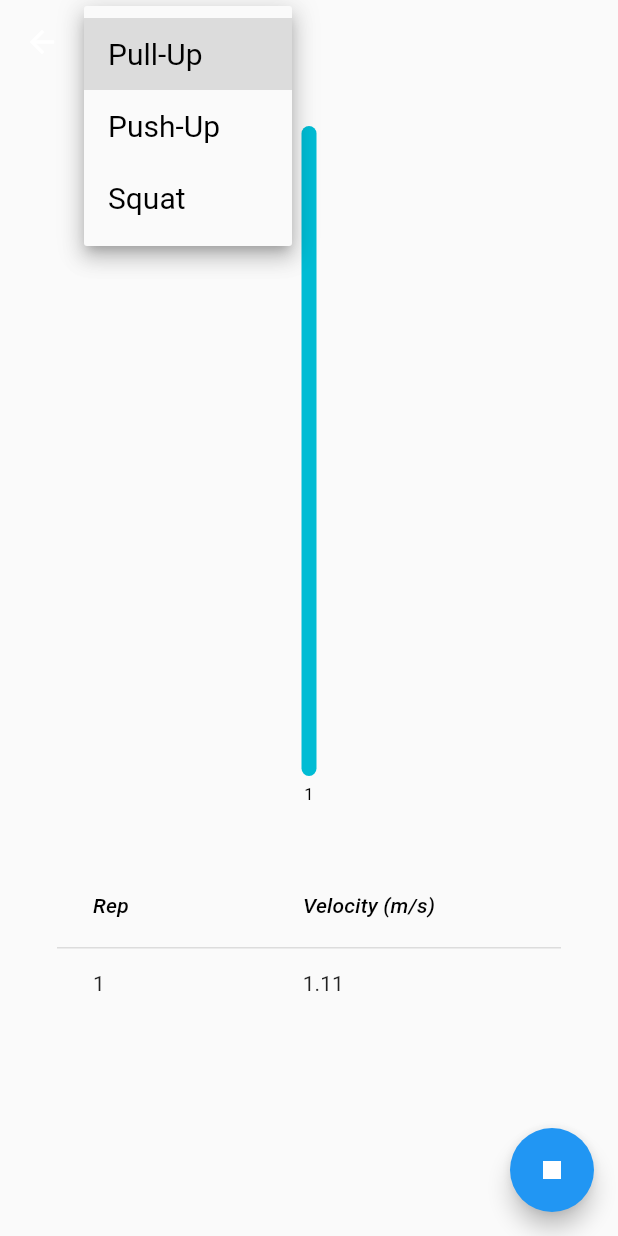
After one commit to nicolasvonluetzow/generyc, a Flutter app: the Recording screen opened directly, after a tap on the "play arrow" icon, after a tap on "Pull-Up", on a phone screen of 412 x 824 dp. The commit adds this screen. Run offline on Flutter 3.47's test engine with Material 2 defaults, Android fonts, the phone set to English and light mode, and no system bars; drawn by our look-alikes of fl_chart; our stand-ins replace flutter_blue.

Commit message:
Addition of recorder screen

```diff
--- a/app/lib/main.dart
+++ b/app/lib/main.dart
@@ -7,6 +7,7 @@ import 'dart:math';
 
 import 'package:flutter/material.dart';
 import 'package:flutter_blue/flutter_blue.dart';
+import 'package:generyc/screens/recording.dart';
 import './widgets.dart';
 
 void main() {
@@ -18,6 +19,7 @@ class FlutterBlueApp extends StatelessWidget {
   Widget build(BuildContext context) {
     return MaterialApp(
       color: Colors.lightBlue,
+      // home: Recording(),
       home: StreamBuilder<BluetoothState>(
           stream: FlutterBlue.instance.state,
           initialData: BluetoothState.unknown,
@@ -97,7 +99,7 @@ class FindDevicesScreen extends StatelessWidget {
                             onPressed: () => Navigator.of(context).push(
                                 MaterialPageRoute(
                                     builder: (context) =>
-                                        DeviceScreen(device: d))),
+                                        Recording())),
                           );
                         }
                         return Text(snapshot.data.toString());
@@ -118,7 +120,7 @@ class FindDevicesScreen extends StatelessWidget {
                       onTap: () => Navigator.of(context)
                           .push(MaterialPageRoute(builder: (context) {
                         r.device.connect();
-                        return DeviceScreen(device: r.device);
+                        return Recording();
                       })),
                     ),
                   )
--- /dev/null
+++ b/app/lib/screens/recording.dart
@@ -0,0 +1,176 @@
+// shows the live readings
+
+import 'dart:async';
+import 'dart:math';
+
+import 'package:fl_chart/fl_chart.dart';
+import 'package:flutter/material.dart';
+
+class Recording extends StatefulWidget {
+  const Recording({
+    Key? key,
+  }) : super(key: key);
+
+  @override
+  State<Recording> createState() => _RecordingState();
+}
+
+class _RecordingState extends State<Recording> {
+  List<double> _results = [];
+  bool recording = false;
+  Timer? timer;
+
+  BarChartData getChartData() {
+    return BarChartData(
+      titlesData: FlTitlesData(
+        rightTitles: SideTitles(showTitles: false),
+        leftTitles: SideTitles(showTitles: false),
+        topTitles: SideTitles(showTitles: false),
+      ),
+      borderData: FlBorderData(
+        show: false,
+      ),
+      barGroups: getBarGroups(),
+      gridData: FlGridData(show: false),
+    );
+  }
+
+  List<BarChartGroupData> getBarGroups() {
+    List<BarChartGroupData> barGroups = [];
+    for (int i = 0; i < _results.length; i++) {
+      double result = _results[i];
+      barGroups.add(BarChartGroupData(
+          x: i + 1, barRods: [BarChartRodData(y: result, width: 10)]));
+    }
+    return barGroups;
+  }
+
+  List<DataRow> getResultsWidgets() {
+    List<DataRow> rows = [];
+    for (int i = 0; i < _results.length; i++) {
+      int index = _results.length - i - 1;
+      double result = _results[index];
+      rows.add(
+        DataRow(
+          cells: [
+            DataCell(
+              Text(
+                (index + 1).toString(),
+              ),
+            ),
+            DataCell(
+              Text(
+                result.toStringAsFixed(2),
+              ),
+            ),
+          ],
+        ),
+      );
+    }
+    return rows;
+  }
+
+  String dropdownVal = "Pull-Up";
+  final List<DropdownMenuItem<String>> supportedExercises = ["Pull-Up", "Push-Up", "Squat"].map<DropdownMenuItem<String>>((String value) {
+  return DropdownMenuItem<String>(child: Text(value), value: value);
+  }).toList();
+
+  @override
+  Widget build(BuildContext context) {
+    print(supportedExercises);
+    return Scaffold(
+      appBar: AppBar(
+        title: DropdownButtonHideUnderline(
+          child: DropdownButton(
+            value: dropdownVal,
+            icon: Icon(
+              Icons.arrow_drop_down_rounded,
+            ),
+            style: TextStyle(color: Colors.black, fontSize: 20),
+            onChanged: (String? newVal) {
+              setState(() {
+                dropdownVal = newVal!;
+                _results = [];
+              });
+            },
+            items: supportedExercises,
+          ),
+        ),
+        elevation: 0,
+        backgroundColor: Colors.transparent,
+        bottomOpacity: 0,
+      ),
+      body: Padding(
+        padding: const EdgeInsets.all(8.0),
+        child: _results.length == 0
+            ? Center(
+                child: Text(
+                "Tap on the record button to start measuring the exercise velocity!",
+                textAlign: TextAlign.center,
+                textScaleFactor: 1.8,
+              ))
+            : Column(
+                crossAxisAlignment: CrossAxisAlignment.stretch,
+                children: [
+                  Flexible(
+                    child: Padding(
+                      padding: const EdgeInsets.symmetric(vertical: 20),
+                      child: BarChart(
+                        getChartData(),
+                      ),
+                    ),
+                    flex: 2,
+                  ),
+                  Flexible(
+                      child: Padding(
+                    padding: const EdgeInsets.symmetric(
+                        vertical: 10, horizontal: 30),
+                    child: SingleChildScrollView(
+                      child: DataTable(
+                        columns: const <DataColumn>[
+                          DataColumn(
+                            label: Text(
+                              'Rep',
+                              style: TextStyle(fontStyle: FontStyle.italic),
+                            ),
+                          ),
+                          DataColumn(
+                            label: Text(
+                              'Velocity (m/s)',
+                              style: TextStyle(fontStyle: FontStyle.italic),
+                            ),
+                          ),
+                        ],
+                        rows: getResultsWidgets(),
+                      ),
+                    ),
+                  )),
+                ],
+              ),
+      ),
+      floatingActionButton: FloatingActionButton(
+        child: Icon(recording ? Icons.stop : Icons.play_arrow_rounded),
+        onPressed: () {
+          if (recording) {
+            // stopping the recording
+            timer?.cancel();
+          } else {
+            // starting the recording
+            // todo subscribe to the ble stream, and replace the timer with the subscription
+            timer = Timer.periodic(
+              Duration(seconds: 2),
+              (Timer t) => setState(
+                () {
+                  _results.add(1 + Random().nextDouble());
+                },
+              ),
+            );
+          }
+          setState(() {
+            recording = !recording;
+          });
+        },
+      ),
+    );
+  }
+}
--- a/app/pubspec.yaml
+++ b/app/pubspec.yaml
@@ -30,6 +30,7 @@ dependencies:
   cupertino_icons: ^1.0.2
   provider: ^4.3.1
   flutter_blue: ^0.8.0
+  fl_chart: ^0.40.0
 
 dev_dependencies:
   flutter_test:
```
Also changed, not shown: app/pubspec.lock.
